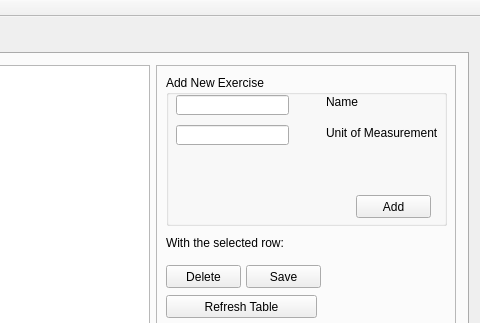
Above: src/harrix_swiss_knife/fitness_window.ui from Harrix/harrix-swiss-knife before the change; both pictures show x 711 to 1191 and y 0 to 323 of the 1191 by 822 pixel window. Below: the same form after it.
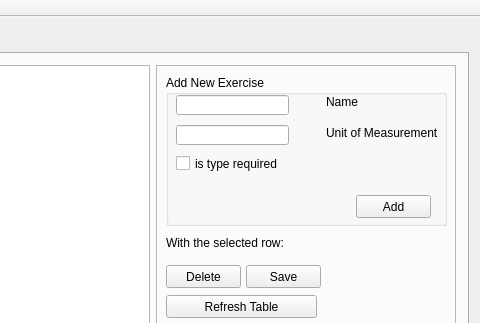
That is the form after the change. The open tabs and pages were chosen to show the change.

Commit message: ➕ Add is_type_required boolean field to exercises table

What changed in the file:
```diff
--- a/src/harrix_swiss_knife/fitness_window.ui
+++ b/src/harrix_swiss_knife/fitness_window.ui
@@ -441,6 +441,19 @@
              <string>Add</string>
             </property>
            </widget>
+           <widget class="QCheckBox" name="check_box_is_type_required">
+            <property name="geometry">
+             <rect>
+              <x>10</x>
+              <y>80</y>
+              <width>251</width>
+              <height>17</height>
+             </rect>
+            </property>
+            <property name="text">
+             <string>is type required</string>
+            </property>
+           </widget>
           </widget>
           <widget class="QLabel" name="label_3">
            <property name="geometry">
```
The commit also changes 4 other files.
